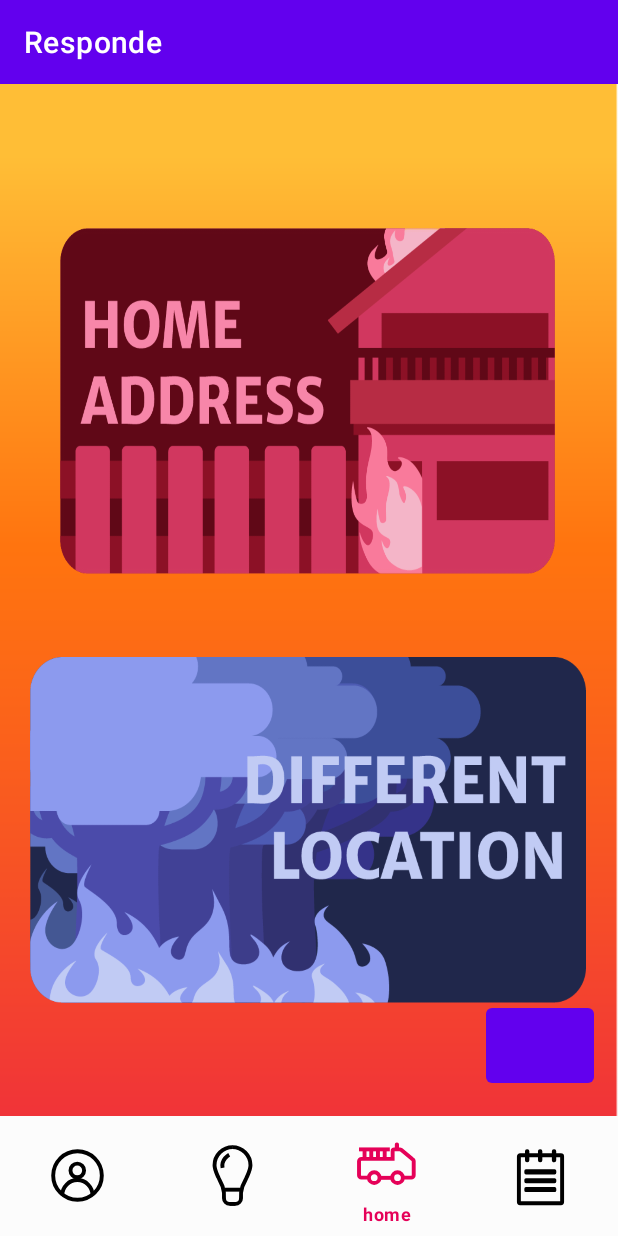
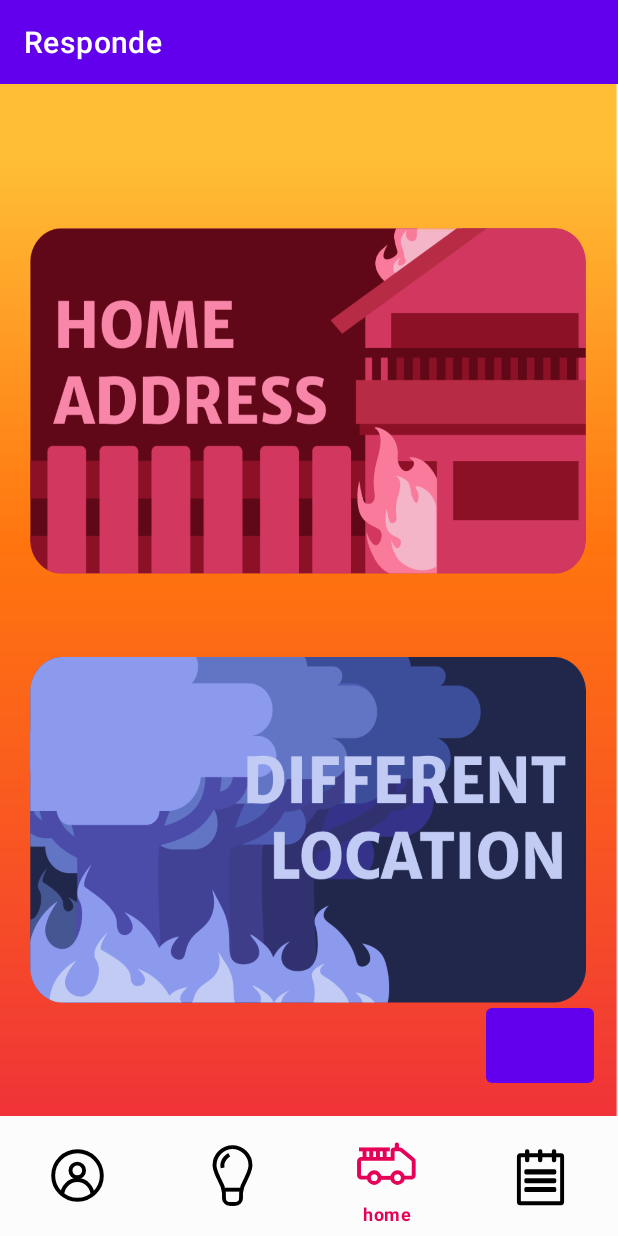
Before and after one commit to JasonDublin09/RespondeMobileApp, an Android app: the Homepage screen opened directly, with no data from a screen before it, on a phone screen of 412 x 824 dp. Run offline under Robolectric (Android 15) with nearby library versions, the phone set to English and light mode, and no system bars.

Commit message:
Tried fixing the sizes

```diff
--- a/app/src/main/res/layout/activity_homepage.xml
+++ b/app/src/main/res/layout/activity_homepage.xml
@@ -24,7 +24,7 @@
         app:layout_constraintHorizontal_bias="0.487"
         app:layout_constraintStart_toStartOf="parent"
         app:layout_constraintTop_toTopOf="parent"
-        app:layout_constraintWidth_percent="0.8" />
+        app:layout_constraintWidth_percent="0.9" />
 
 
     <ImageButton
```
